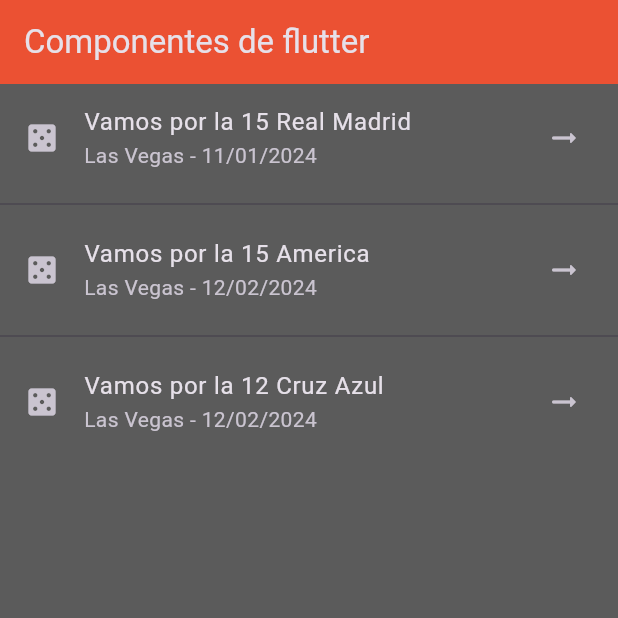
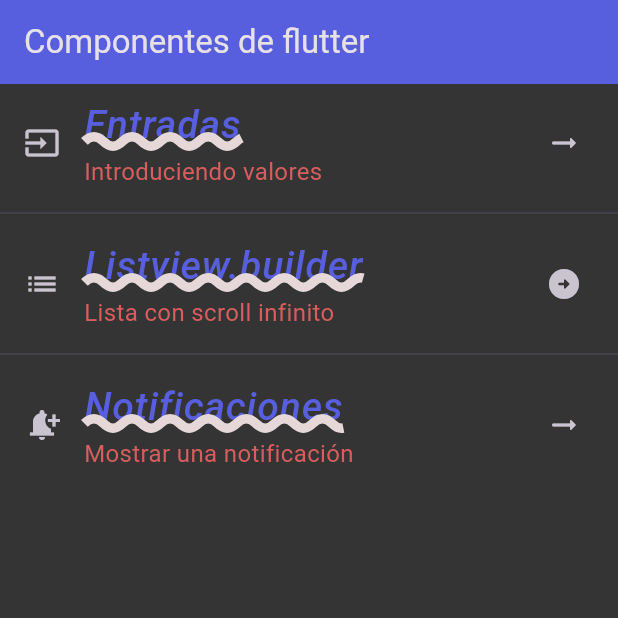
Before and after one commit to PacoDeLuis/componentes_flutter, a Flutter app: the screen it shows after launch, on a phone screen of 412 x 824 dp, the top half of it. Run offline on Flutter 3.47's test engine with Material 3 defaults, Android fonts, the phone set to English and light mode, and no system bars; our stand-ins replace google_fonts; Roboto replaces fonts that are missing (Aclonica).

Commit message:
Adding GoogleFonts and Text

```diff
--- a/lib/main_app.dart
+++ b/lib/main_app.dart
@@ -1,6 +1,7 @@
 import 'package:flutter/material.dart';
 import 'package:practica3_5b/theme/app_theme.dart';
 import 'screens/home_screen.dart';
+
 
 class MainApp extends StatelessWidget {
   const MainApp({super.key});
--- a/lib/screens/home_screen.dart
+++ b/lib/screens/home_screen.dart
@@ -1,35 +1,43 @@
 import'package:flutter/material.dart';
+import 'package:practica3_5b/theme/app_theme.dart';
 
 class HomeScreen extends StatelessWidget {
   const HomeScreen({super.key});
 
   @override
   Widget build(BuildContext context) {
-    return  Scaffold(
+    return Scaffold(
       appBar: AppBar(
         title: const Text('Componentes de flutter'),
       ),
       body: ListView(
-        children: const <Widget>[
+        children: <Widget>[
           ListTile(
-            title: Text('Vamos por la 15 Real Madrid'),
-            subtitle: Text('Las Vegas - 11/01/2024'),
-            leading: Icon(Icons.casino),
-            trailing: Icon(Icons.arrow_right_alt_rounded),
+            title: Text(
+              'Entradas',
+            // style: Theme.of(context).textTheme.headlineLarge,
+            style: AppTheme.darkTheme.textTheme.headlineLarge,
+            ),
+            subtitle:  Text('Introduciendo valores',
+            style: AppTheme.darkTheme.textTheme.bodySmall),
+            leading: const Icon(Icons.input),
+            trailing: const Icon(Icons.arrow_right_alt_rounded),
           ),
-          Divider(),
+          const Divider(),
            ListTile(
-            title: Text('Vamos por la 15 America'),
-            subtitle: Text('Las Vegas - 12/02/2024'),
-            leading: Icon(Icons.casino),
-            trailing: Icon(Icons.arrow_right_alt_rounded),
+            title: Text('Listview.builder',
+            style: AppTheme.darkTheme.textTheme.headlineLarge,),
+            subtitle:  Text('Lista con scroll infinito', style: AppTheme.darkTheme.textTheme.bodySmall),
+            leading: const Icon(Icons.list),
+            trailing: const Icon(Icons.arrow_circle_right_rounded),
           ),
-          Divider(),
+          const Divider(),
            ListTile(
-            title: Text('Vamos por la 12 Cruz Azul'),
-            subtitle: Text('Las Vegas - 12/02/2024'),
-            leading: Icon(Icons.casino),
-            trailing: Icon(Icons.arrow_right_alt_rounded),
+            title: Text('Notificaciones',
+            style: AppTheme.darkTheme.textTheme.headlineLarge,),
+            subtitle: Text('Mostrar una notificación', style: AppTheme.darkTheme.textTheme.bodySmall),
+            leading: const Icon(Icons.notification_add),
+            trailing: const Icon(Icons.arrow_right_alt_rounded),
           ),
         ],
       ),
--- a/lib/theme/app_theme.dart
+++ b/lib/theme/app_theme.dart
@@ -1,15 +1,39 @@
 //Definicion de los temas de estilo de la app
 import 'package:flutter/material.dart';
+import 'package:google_fonts/google_fonts.dart';
 
 class AppTheme{
   //Constante de color primario
-  static const primaryColor = Color.fromARGB(249, 239, 81, 50);
+  static const primaryColor = Color.fromARGB(248, 89, 96, 227);
+  //Constante de color secundariio
+  static const secondaryColor = Color.fromARGB(255, 216, 94, 94);
   //Constante de color de fondo
-  static const backColor = Color.fromARGB(248, 86, 86, 86);
+  static const backColor = Color.fromARGB(248, 46, 46, 46);
 
   //Constante de tema
   static final ThemeData darkTheme = ThemeData.dark().copyWith(
     scaffoldBackgroundColor: backColor,
         appBarTheme: const AppBarTheme(color: primaryColor,
-        ));
+        ),
+        textTheme: TextTheme(
+          //Titulos muy grandes
+          headlineLarge: GoogleFonts.aclonica(
+            color: primaryColor,
+            fontSize: 26.0,
+            fontWeight: FontWeight.w500,
+            fontStyle: FontStyle.italic,
+            decoration: TextDecoration.underline,
+            decorationColor: const Color.fromARGB(255, 230, 216, 216),
+            decorationStyle: TextDecorationStyle.wavy,
+            decorationThickness: 5.0,
+
+          ),
+          //Estilo para texto muy pequeño
+          bodySmall: GoogleFonts.montaguSlab(
+            color: secondaryColor,
+            fontSize: 16.0,
+
+          )
+        ),
+        );
 }
--- a/pubspec.yaml
+++ b/pubspec.yaml
@@ -9,6 +9,7 @@
 dependencies:
   flutter:
     sdk: flutter
+  google_fonts: ^6.1.0
 
 dev_dependencies:
   flutter_test:
```
Also changed, not shown: pubspec.lock.
